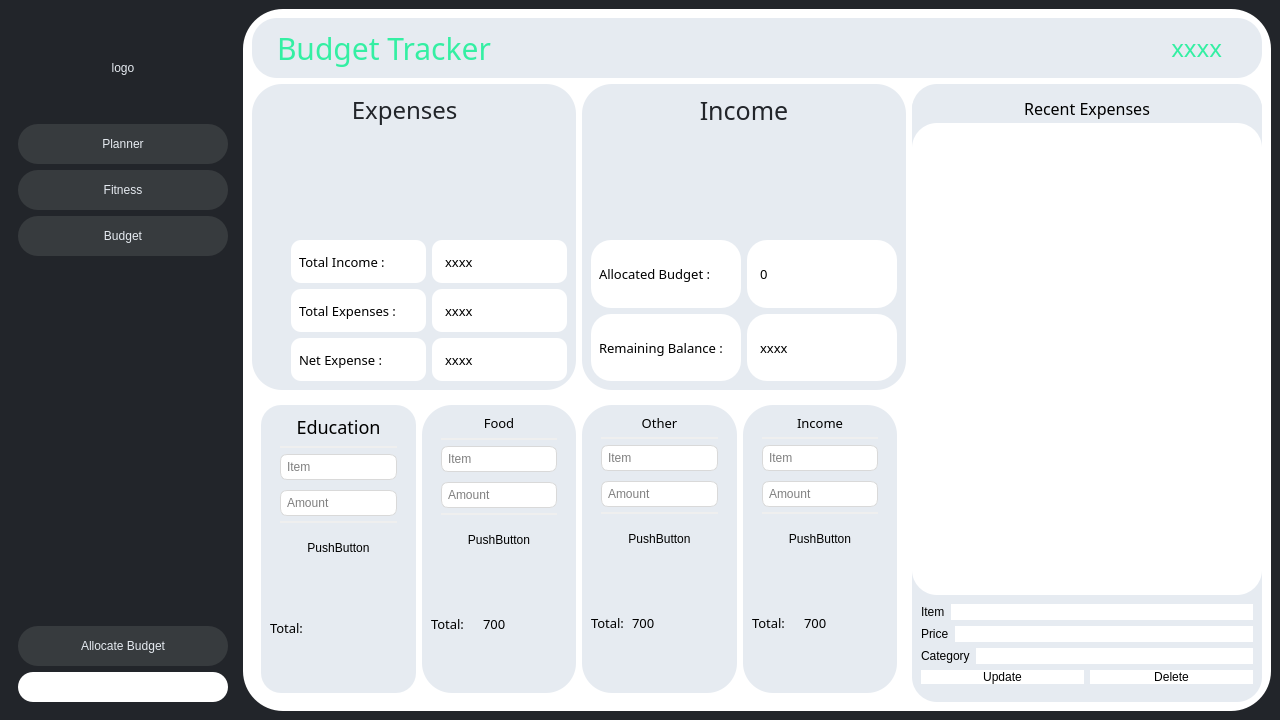
First picture: the form in K/budget.ui, repository burr1to/kaizen, before the edit.
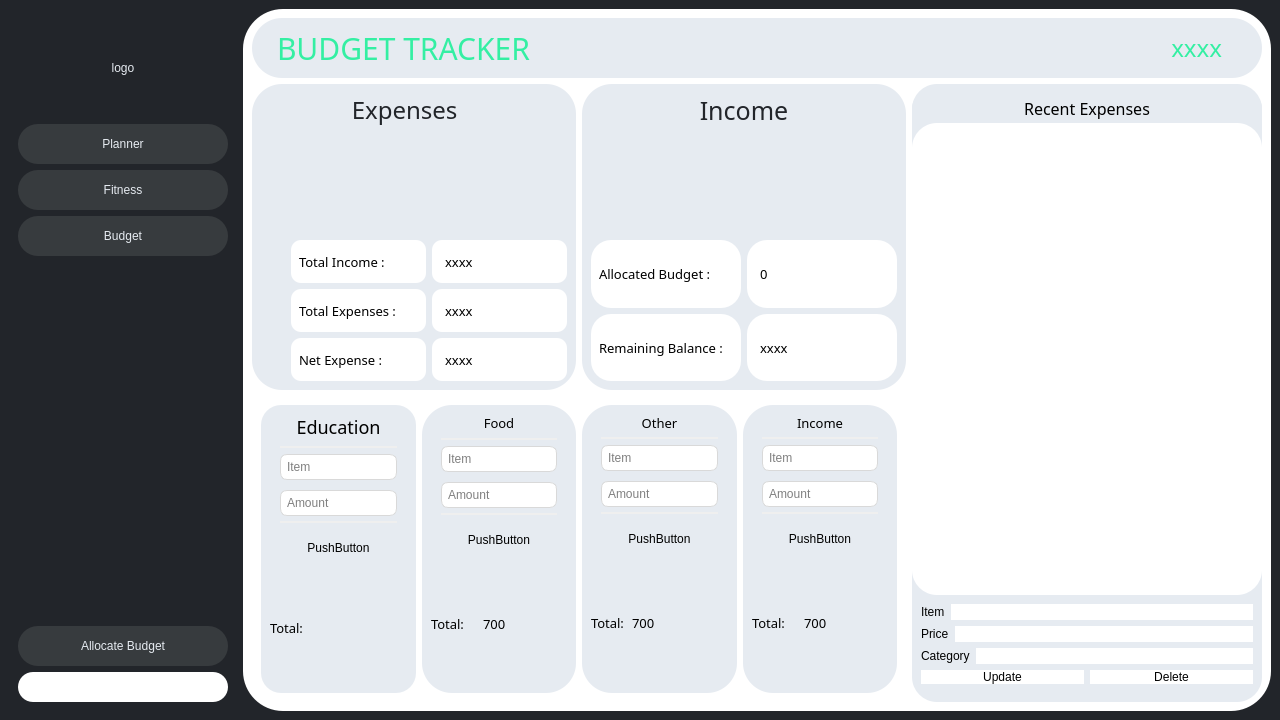
Second picture: the form after the edit. Icons and pictures are not drawn.

What changed in the file:
```diff
--- a/K/budget.ui
+++ b/K/budget.ui
@@ -210,9 +210,10 @@
           <bool>false</bool>
          </property>
          <property name="styleSheet">
-          <string notr="true">border:0px;
-border-radius:25px;
-background-color: rgb(230, 235, 241);</string>
+          <string notr="true">background-color:#e6ebf1;
+font: 700 25pt &quot;FONTSPRING DEMO - Pontiac Black&quot;;
+border-radius:30px;
+color: #34efa3;</string>
          </property>
          <property name="frameShape">
           <enum>QFrame::StyledPanel</enum>
@@ -231,7 +232,7 @@
            <widget class="QLabel" name="label">
             <property name="font">
              <font>
-              <family>Foco</family>
+              <family>FONTSPRING DEMO - Pontiac Black</family>
               <pointsize>-1</pointsize>
               <italic>false</italic>
               <bold>false</bold>
@@ -244,7 +245,7 @@
 </string>
             </property>
             <property name="text">
-             <string>Budget Tracker</string>
+             <string>BUDGET TRACKER</string>
             </property>
            </widget>
           </item>
```
Left out of the diff: 2 changed lines with no effect on the pictures.
